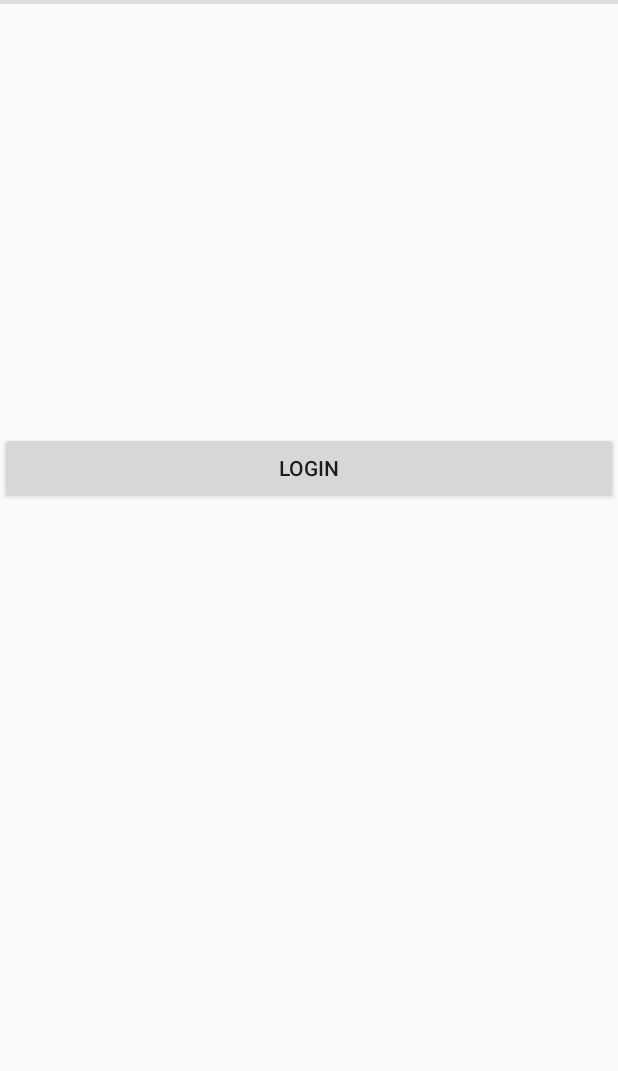
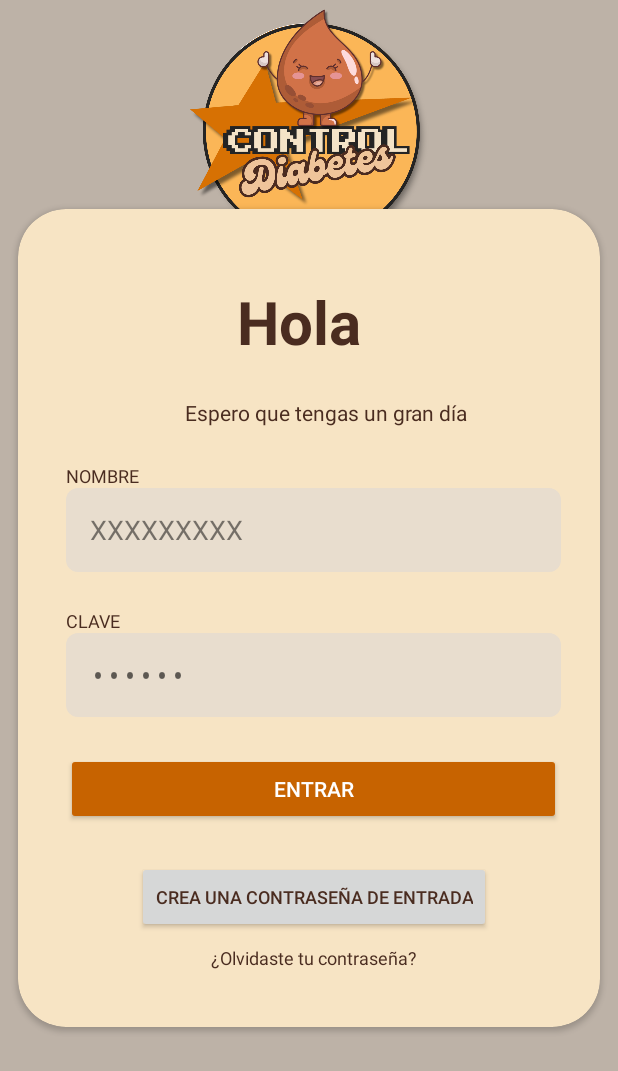
Before and after one commit to MarisaRepositorioFPProyecto/ProyectoMariaLuisaMartinezGarciaAlunmnaFPUAX2DAM, an Android app built with Jetpack Compose: the screen it shows after launch (MainActivity), on a phone screen of 412 x 824 dp. Shown: the top 1071 px of the screen. Run offline under Robolectric (Android 15) with nearby library versions, the phone set to English and light mode, and no system bars.

Commit message:
Subo lo que llevo del login hasta ahora y la conexion a la Base de Datos aunque aun esta dando error por un problema de librerias

```diff
--- a/app/build.gradle.kts
+++ b/app/build.gradle.kts
@@ -51,6 +51,9 @@ dependencies {
     implementation(libs.androidx.material3)
     implementation(libs.androidx.gridlayout)
     implementation(libs.firebase.inappmessaging)
+    implementation(libs.androidx.appcompat)
+    implementation(libs.androidx.room.runtime.android)
+    implementation(libs.constraintlayout)
     testImplementation(libs.junit)
     androidTestImplementation(libs.androidx.junit)
     androidTestImplementation(libs.androidx.espresso.core)
@@ -58,4 +61,5 @@ dependencies {
     androidTestImplementation(libs.androidx.ui.test.junit4)
     debugImplementation(libs.androidx.ui.tooling)
     debugImplementation(libs.androidx.ui.test.manifest)
+    implementation(libs.androidx.cardview)
 }
--- /dev/null
+++ b/app/src/main/res/drawable/bg_edittext.xml
@@ -0,0 +1,6 @@
+<?xml version="1.0" encoding="utf-8"?>
+<shape xmlns:android="http://schemas.android.com/apk/res/android"
+    android:shape="rectangle">
+    <solid android:color="#E8DDCE"/>
+    <corners android:radius="8dp"/>
+</shape>
--- a/app/src/main/res/layout/login.xml
+++ b/app/src/main/res/layout/login.xml
@@ -1,49 +1,163 @@
 <?xml version="1.0" encoding="utf-8"?>
-<RelativeLayout xmlns:android="http://schemas.android.com/apk/res/android"
+<FrameLayout
+    xmlns:android="http://schemas.android.com/apk/res/android"
+    xmlns:app="http://schemas.android.com/apk/res-auto"
+    xmlns:tools="http://schemas.android.com/tools"
+    android:layout_gravity="center"
     android:layout_width="match_parent"
     android:layout_height="match_parent"
-    android:gravity="center">
+    android:background="@color/bg_brown"
+    tools:ignore="ExtraText">
+    <ImageView
+        android:id="@+id/logoImage"
+        android:layout_width="@dimen/logo_size"
+        android:layout_height="@dimen/logo_size"
+        android:src="@drawable/logo_control_diabetes"
+        android:layout_gravity="top|center_horizontal"
+        android:layout_marginTop="-2dp"
+        android:contentDescription="@string/app_name"/>
+    <!-- Card central -->
+    <androidx.cardview.widget.CardView
+        android:id="@+id/loginCard"
+        android:layout_width="match_parent"
+        android:layout_height="wrap_content"
+        android:layout_gravity="center"
+        android:layout_margin="0dp"
+        app:cardCornerRadius="@dimen/card_radius"
+        app:cardBackgroundColor="@color/bg_cream"
+        app:cardUseCompatPadding="true">
+        <!-- Logo flotando -->
 
-    <LinearLayout
-        android:layout_width="match_parent"
-        android:layout_height="match_parent"
-        android:orientation="vertical">
+        <!-- Contenido -->
+        <androidx.constraintlayout.widget.ConstraintLayout
+            android:layout_width="394dp"
+            android:layout_height="545dp"
+            android:padding="32dp">
 
-        <View
-            android:id="@+id/divider"
-            android:layout_width="match_parent"
-            android:layout_height="1dp"
-            android:background="?android:attr/listDivider" />
 
-        <View
-            android:id="@+id/divider2"
-            android:layout_width="match_parent"
-            android:layout_height="1dp"
-            android:background="?android:attr/listDivider" />
+            <TextView
+                android:id="@+id/subtitle"
+                android:layout_width="wrap_content"
+                android:layout_height="wrap_content"
+                android:layout_marginTop="24dp"
+                android:text="Espero que tengas un gran día"
+                android:textColor="@color/text_dark"
+                android:textSize="14sp"
+                app:layout_constraintEnd_toEndOf="parent"
+                app:layout_constraintHorizontal_bias="0.56"
+                app:layout_constraintStart_toStartOf="parent"
+                app:layout_constraintTop_toBottomOf="@id/loginTitle" />
 
-        <LinearLayout
-            android:layout_width="match_parent"
-            android:layout_height="match_parent"
-            android:orientation="vertical">
+            <TextView
+                android:id="@+id/loginTitle"
+                android:layout_width="wrap_content"
+                android:layout_height="wrap_content"
+                android:layout_marginTop="16dp"
+                android:text="Hola"
+                android:textColor="@color/text_dark"
+                android:textSize="40sp"
+                android:textStyle="bold"
+                app:layout_constraintEnd_toEndOf="parent"
+                app:layout_constraintHorizontal_bias="0.461"
+                app:layout_constraintStart_toStartOf="parent"
+                app:layout_constraintTop_toTopOf="parent" />
 
-            <LinearLayout
-                android:layout_width="match_parent"
-                android:layout_height="285dp"
-                android:orientation="vertical"></LinearLayout>
+            <TextView
+                android:id="@+id/nameLabel"
+                android:layout_width="wrap_content"
+                android:layout_height="wrap_content"
+                android:layout_marginTop="24dp"
+                android:text="NOMBRE"
+                android:textAllCaps="true"
+                android:textColor="@color/text_dark"
+                android:textSize="12sp"
+                app:layout_constraintStart_toStartOf="parent"
+                app:layout_constraintTop_toBottomOf="@id/subtitle" />
 
-            <LinearLayout
-                android:layout_width="match_parent"
-                android:layout_height="match_parent"
-                android:orientation="vertical">
+            <!-- el nombre -->
+            <EditText
+                android:id="@+id/usernameEditText"
+                android:layout_width="0dp"
+                android:layout_height="@dimen/field_height"
+                android:background="@drawable/bg_edittext"
+                android:hint="XXXXXXXXX"
+                android:paddingStart="16dp"
+                android:paddingEnd="16dp"
+                android:textColor="@color/text_dark"
+                android:textColorHint="#80000000"
+                app:layout_constraintEnd_toEndOf="parent"
+                app:layout_constraintStart_toStartOf="parent"
+                app:layout_constraintTop_toBottomOf="@id/nameLabel" />
 
-                <Button
-                    android:id="@+id/button2"
-                    android:layout_width="match_parent"
-                    android:layout_height="wrap_content"
-                    android:text="login" />
-            </LinearLayout>
-        </LinearLayout>
+            <!-- la clave -->
+            <TextView
+                android:id="@+id/passLabel"
+                android:layout_width="wrap_content"
+                android:layout_height="wrap_content"
+                android:layout_marginTop="24dp"
+                android:text="CLAVE"
+                android:textAllCaps="true"
+                android:textColor="@color/text_dark"
+                android:textSize="12sp"
+                app:layout_constraintStart_toStartOf="parent"
+                app:layout_constraintTop_toBottomOf="@id/usernameEditText" />
 
-    </LinearLayout>
+            <!-- imput clave -->
+            <EditText
+                android:id="@+id/passwordEditText"
+                android:layout_width="0dp"
+                android:layout_height="@dimen/field_height"
+                android:background="@drawable/bg_edittext"
+                android:hint="••••••"
+                android:inputType="textPassword"
+                android:paddingStart="16dp"
+                android:paddingEnd="16dp"
+                android:textColor="@color/text_dark"
+                app:layout_constraintEnd_toEndOf="parent"
+                app:layout_constraintStart_toStartOf="parent"
+                app:layout_constraintTop_toBottomOf="@id/passLabel" />
 
-</RelativeLayout>
+            <!--imput login -->
+            <Button
+                android:id="@+id/loginButton"
+                android:layout_width="0dp"
+                android:layout_height="wrap_content"
+                android:layout_marginTop="24dp"
+                android:backgroundTint="@color/btn_orange"
+                android:text="ENTRAR"
+                android:textColor="@android:color/white"
+                app:layout_constraintEnd_toEndOf="parent"
+                app:layout_constraintStart_toStartOf="parent"
+                app:layout_constraintTop_toBottomOf="@id/passwordEditText" />
+
+            <!-- Link crear contraseña -->
+            <Button
+                android:id="@+id/createPass"
+                android:layout_width="wrap_content"
+                android:layout_height="wrap_content"
+                android:layout_marginTop="24dp"
+                android:text="Crea una contraseña de entrada"
+                android:textColor="@color/text_dark"
+                android:textSize="12sp"
+                app:layout_constraintEnd_toEndOf="parent"
+                app:layout_constraintStart_toStartOf="parent"
+                app:layout_constraintTop_toBottomOf="@id/loginButton" />
+
+            <!-- Link recuperar -->
+            <TextView
+                android:id="@+id/forgotPass"
+                android:layout_width="wrap_content"
+                android:layout_height="wrap_content"
+                android:layout_marginTop="8dp"
+                android:text="¿Olvidaste tu contraseña?"
+                android:textColor="@color/text_dark"
+                android:textSize="12sp"
+                app:layout_constraintEnd_toEndOf="parent"
+                app:layout_constraintStart_toStartOf="parent"
+                app:layout_constraintTop_toBottomOf="@id/createPass" />
+
+        </androidx.constraintlayout.widget.ConstraintLayout>
+    </androidx.cardview.widget.CardView>
+
+
+</FrameLayout>
--- a/app/src/main/res/values/colors.xml
+++ b/app/src/main/res/values/colors.xml
@@ -7,4 +7,12 @@
     <color name="teal_700">#FF018786</color>
     <color name="black">#FF000000</color>
     <color name="white">#FFFFFFFF</color>
+    <!--mis colores principales-->
+    <color name="colorPrimary">#4CAF50</color>
+    <color name="colorAccent">#FFC107</color>
+    <!--otros colores-->
+    <color name="bg_brown">#BDB2A7</color>
+    <color name="bg_cream">#F7E4C4</color>
+    <color name="btn_orange">#C76300</color>
+    <color name="text_dark">#4A2C20</color>
 </resources>
--- /dev/null
+++ b/app/src/main/res/values/dimens.xml
@@ -0,0 +1,6 @@
+<?xml version="1.0" encoding="utf-8"?>
+<resources>
+    <dimen name="card_radius">32dp</dimen>
+    <dimen name="logo_size">180dp</dimen>
+    <dimen name="field_height">56dp</dimen>
+</resources>
```
Also changed, not shown: app/src/main/java/com/example/app_diabetes/AppDatabase.kt (added, +28 -0 lines), app/src/main/java/com/example/app_diabetes/HomeActivity.kt (added, +12 -0 lines), app/src/main/java/com/example/app_diabetes/LoginActivity.kt (added, +65 -0 lines), app/src/main/java/com/example/app_diabetes/LoginViewModel.kt (added, +44 -0 lines), app/src/main/java/com/example/app_diabetes/User.kt (added, +11 -0 lines), app/src/main/java/com/example/app_diabetes/UserDao.kt (added, +19 -0 lines), app/src/main/java/com/example/app_diabetes/UserRepository.kt (added, +13 -0 lines), app/src/main/res/layout/home.xml (added, +14 -0 lines), gradle/libs.versions.toml (+9 -0 lines), app/src/main/res/drawable/logo_control_diabetes.png (added).
